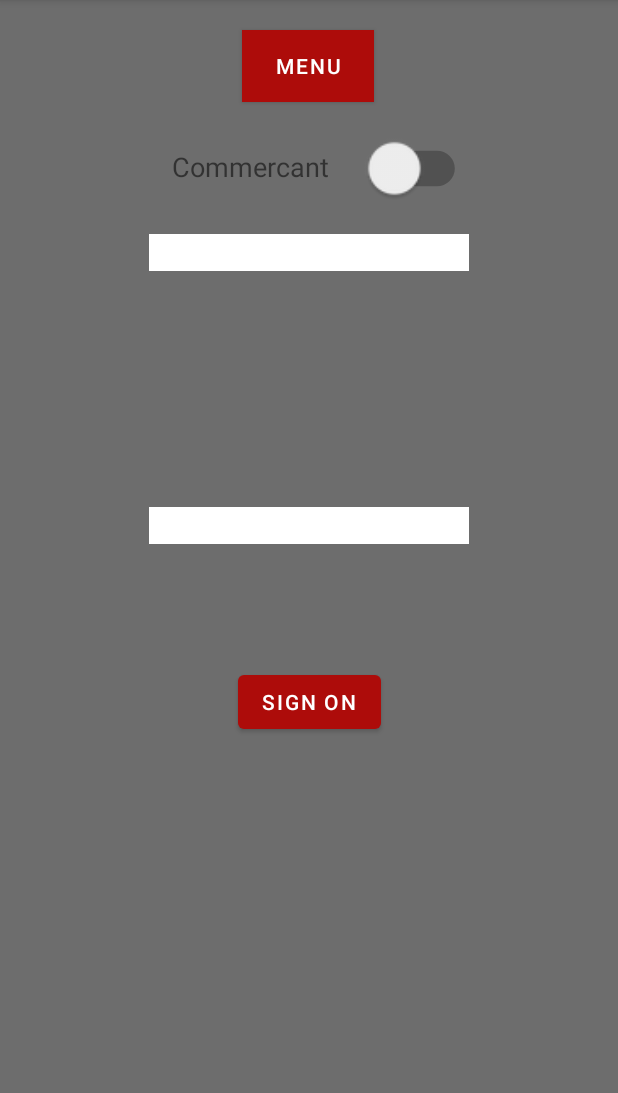
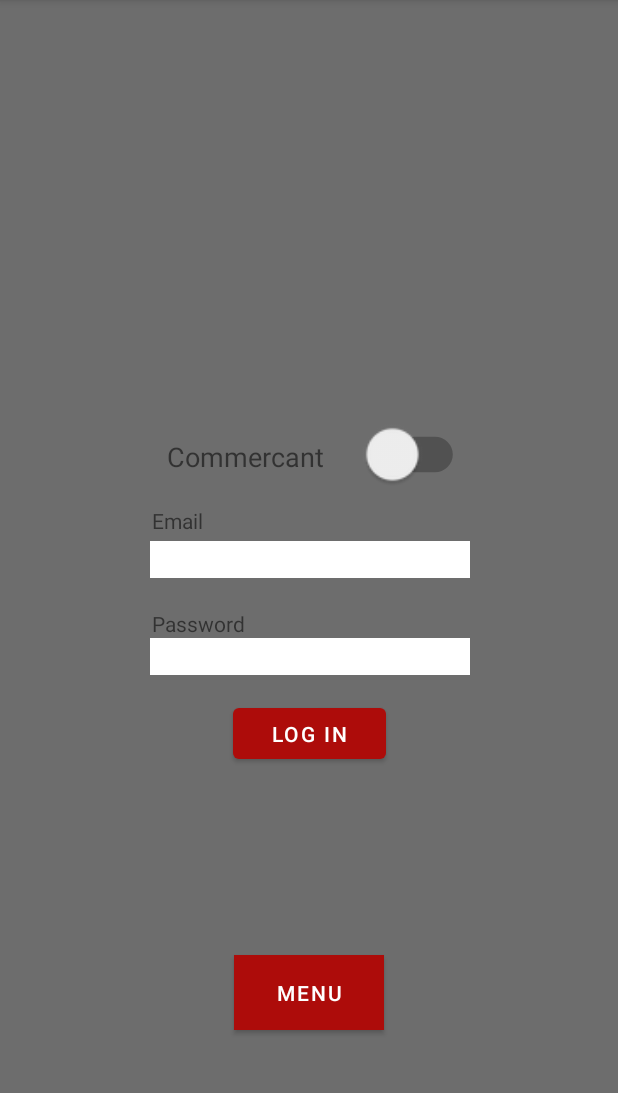
Before and after one commit to Sccor/Drop-Ton-Casque, an Android app: the LoginActivity screen opened directly, with no data from a screen before it, on a phone screen of 412 x 824 dp, the part 84-1177 px from its top. Run offline under Robolectric (Android 15) with nearby library versions, the phone set to English and light mode, and no system bars.

Commit message:
Login toasts and back button

```diff
--- a/app/src/main/AndroidManifest.xml
+++ b/app/src/main/AndroidManifest.xml
@@ -1,7 +1,6 @@
 <?xml version="1.0" encoding="utf-8"?>
 <manifest xmlns:android="http://schemas.android.com/apk/res/android"
     package="com.example.droptoncasque">
-
     <!--
          The ACCESS_COARSE/FINE_LOCATION permissions are not required to use
          Google Maps Android API v2, but you must specify either coarse or fine
@@ -16,7 +15,6 @@
         android:roundIcon="@mipmap/ic_launcher_round"
         android:supportsRtl="true"
         android:theme="@style/Theme.DropTonCasque">
-
         <!--
              The API key for Google Maps-based APIs is defined as a string resource.
              (See the file "res/values/google_maps_api.xml").
@@ -27,11 +25,11 @@
         -->
         <meta-data
             android:name="com.google.android.geo.API_KEY"
-            android:value="@string/google_maps_key" />
+            android:value="AIzaSyDM-gcRjRYpnm5_BPACRl9Lj50Rlvwlgk8" />
 
         <activity
             android:name=".MapsActivity"
-            android:label="@string/title_activity_maps"></activity>
+            android:label="@string/title_activity_maps" />
         <activity android:name=".LoginActivity" />
         <activity android:name=".MainActivity">
             <intent-filter>
--- a/app/src/main/java/com/example/droptoncasque/LoginActivity.java
+++ b/app/src/main/java/com/example/droptoncasque/LoginActivity.java
@@ -1,25 +1,36 @@
 package com.example.droptoncasque;
 
+import androidx.activity.OnBackPressedCallback;
 import androidx.appcompat.app.AppCompatActivity;
+
 
 import android.annotation.SuppressLint;
 import android.content.Intent;
 import android.os.Bundle;
+import android.view.Gravity;
 import android.widget.Button;
 import android.view.View;
 import android.widget.CompoundButton;
+import android.widget.EditText;
 import android.widget.Switch;
 import android.widget.TextView;
+import android.view.View;
+import android.widget.Toast;
 import android.widget.ToggleButton;
+
+
 
 public class LoginActivity extends AppCompatActivity {
 
     @Override
     protected void onCreate(Bundle savedInstanceState) {
+
         super.onCreate(savedInstanceState);
         setContentView(R.layout.activity_login2);
         TextView textSwitch = (TextView) findViewById(R.id.textSwitch);
         Switch switch1 = (Switch) findViewById(R.id.switch1);
+        EditText mailInput = (EditText) findViewById(R.id.editTextTextEmailAddress);
+        EditText pwInput = (EditText) findViewById(R.id.editTextTextPassword);
         switch1.setOnCheckedChangeListener(new CompoundButton.OnCheckedChangeListener() {
             @SuppressLint("SetTextI18n")
             public void onCheckedChanged(CompoundButton buttonView, boolean isChecked) {
@@ -32,13 +43,39 @@ public class LoginActivity extends AppCompatActivity {
                 }
             }
         });
+
         Button menu = (Button) findViewById(R.id.button_menu);
         menu.setOnClickListener(new View.OnClickListener(){
             @Override
             public void onClick(View view){
-                Intent mainActivity = new Intent(getApplicationContext(), MainActivity.class);
-                startActivity(mainActivity);
                 finish();
+            }
+        });
+
+
+
+
+        Button log = (Button) findViewById(R.id.button);
+
+        log.setOnClickListener(new View.OnClickListener(){
+            @Override
+            public void onClick(View view){
+
+                if (mailInput.getText().toString().equals("admin") && pwInput.getText().toString().equals("admin")){
+                    Toast valid = Toast.makeText(getApplicationContext(),"Redirecting...",Toast.LENGTH_SHORT);
+                    valid.setGravity(Gravity.CENTER_VERTICAL|Gravity.CENTER_HORIZONTAL, 0, 350);
+                    valid.show();
+                    boolean check = (boolean) (switch1.isChecked());
+                    if (check){
+                        System.out.println("To user page");
+                    }else{
+                        System.out.println("To vendor page");
+                    }
+                }else{
+                    Toast wrong = Toast.makeText(getApplicationContext(), "Wrong Credentials",Toast.LENGTH_SHORT);
+                    wrong.setGravity(Gravity.CENTER_VERTICAL|Gravity.CENTER_HORIZONTAL, 0, 350);
+                    wrong.show();
+                }
             }
         });
 
--- a/app/src/main/java/com/example/droptoncasque/MainActivity.java
+++ b/app/src/main/java/com/example/droptoncasque/MainActivity.java
@@ -28,7 +28,6 @@ public class MainActivity extends AppCompatActivity {
             public void onClick(View view){
                 Intent loginActivity = new Intent(getApplicationContext(), LoginActivity.class);
                 startActivity(loginActivity);
-                finish();
             }
         });
         map.setOnClickListener(new View.OnClickListener(){
@@ -36,7 +35,6 @@ public class MainActivity extends AppCompatActivity {
             public void onClick(View view){
                 Intent mapActivity = new Intent(getApplicationContext(), MapsActivity.class);
                 startActivity(mapActivity);
-                finish();
             }
         });
     }
--- a/app/src/main/java/com/example/droptoncasque/MapsActivity.java
+++ b/app/src/main/java/com/example/droptoncasque/MapsActivity.java
@@ -32,8 +32,6 @@ public class MapsActivity extends FragmentActivity implements OnMapReadyCallback
         menu.setOnClickListener(new View.OnClickListener(){
             @Override
             public void onClick(View view){
-                Intent mainActivity = new Intent(getApplicationContext(), MainActivity.class);
-                startActivity(mainActivity);
                 finish();
             }
         });
@@ -57,7 +55,7 @@ public class MapsActivity extends FragmentActivity implements OnMapReadyCallback
         mMap.getUiSettings().setCompassEnabled(true);
         mMap.setMapType(GoogleMap.MAP_TYPE_NORMAL);
         LatLng efrei = new LatLng(48.788759834312756, 2.363766951205992);
-        mMap.addMarker(new MarkerOptions().position(efrei).title("Marker in Efrei Paris"));
+        mMap.addMarker(new MarkerOptions().position(efrei).title("Marker on Efrei Paris"));
         mMap.moveCamera(CameraUpdateFactory.newLatLng(efrei));
         float zoomLevel = 16.0f;
         mMap.moveCamera(CameraUpdateFactory.newLatLngZoom(efrei, zoomLevel));
--- a/app/src/main/res/layout/activity_login2.xml
+++ b/app/src/main/res/layout/activity_login2.xml
@@ -9,79 +9,98 @@
 
     <Button
         android:id="@+id/button_menu"
-        android:layout_width="wrap_content"
-        android:layout_height="wrap_content"
+        android:layout_width="100dp"
+        android:layout_height="50dp"
         android:background="@color/red_bdx"
         android:text="@string/menu"
         app:layout_constraintBottom_toBottomOf="parent"
         app:layout_constraintEnd_toEndOf="parent"
-        app:layout_constraintHorizontal_bias="0.498"
+        app:layout_constraintHorizontal_bias="0.501"
         app:layout_constraintStart_toStartOf="parent"
         app:layout_constraintTop_toTopOf="parent"
-        app:layout_constraintVertical_bias="0.028" />
+        app:layout_constraintVertical_bias="0.887" />
+
+    <TextView
+        android:id="@+id/textSwitch"
+        android:layout_width="wrap_content"
+        android:layout_height="wrap_content"
+        android:layout_marginBottom="44dp"
+        android:text="@string/com"
+        android:textSize="18sp"
+        app:layout_constraintBottom_toTopOf="@+id/editTextTextEmailAddress"
+        app:layout_constraintEnd_toStartOf="@+id/switch1"
+        app:layout_constraintHorizontal_bias="0.779"
+        app:layout_constraintStart_toStartOf="parent" />
+
+    <TextView
+        android:layout_width="wrap_content"
+        android:layout_height="wrap_content"
+        android:layout_marginBottom="4dp"
+        android:text="Email"
+        app:layout_constraintBottom_toTopOf="@+id/editTextTextEmailAddress"
+        app:layout_constraintEnd_toEndOf="parent"
+        app:layout_constraintHorizontal_bias="0.268"
+        app:layout_constraintStart_toStartOf="parent" />
+
+    <TextView
+        android:layout_width="wrap_content"
+        android:layout_height="wrap_content"
+        android:text="Password"
+        app:layout_constraintBottom_toTopOf="@+id/editTextTextPassword"
+        app:layout_constraintEnd_toEndOf="parent"
+        app:layout_constraintHorizontal_bias="0.289"
+        app:layout_constraintStart_toStartOf="parent" />
 
     <EditText
         android:id="@+id/editTextTextPassword"
         android:layout_width="wrap_content"
         android:layout_height="wrap_content"
+        android:layout_marginBottom="16dp"
+        android:background="@color/white"
         android:ems="10"
         android:inputType="textPassword"
-        android:background="@color/white"
         app:layout_constraintBottom_toTopOf="@+id/button"
         app:layout_constraintEnd_toEndOf="parent"
-        app:layout_constraintStart_toStartOf="parent"
-        app:layout_constraintTop_toBottomOf="@+id/editTextTextEmailAddress"
-        app:layout_constraintVertical_bias="0.66" />
+        app:layout_constraintHorizontal_bias="0.502"
+        app:layout_constraintStart_toStartOf="parent" />
+
+    <Button
+        android:id="@+id/button"
+        android:layout_width="102dp"
+        android:layout_height="46dp"
+        android:layout_marginBottom="256dp"
+        android:text="@string/login"
+        app:layout_constraintBottom_toBottomOf="parent"
+        app:layout_constraintEnd_toEndOf="parent"
+        app:layout_constraintHorizontal_bias="0.501"
+        app:layout_constraintStart_toStartOf="parent" />
 
     <EditText
         android:id="@+id/editTextTextEmailAddress"
         android:layout_width="wrap_content"
         android:layout_height="wrap_content"
-        android:layout_marginTop="88dp"
+        android:layout_marginBottom="40dp"
         android:background="@color/white"
         android:ems="10"
         android:inputType="textEmailAddress"
+        app:layout_constraintBottom_toTopOf="@+id/editTextTextPassword"
         app:layout_constraintEnd_toEndOf="parent"
-        app:layout_constraintStart_toStartOf="parent"
-        app:layout_constraintTop_toBottomOf="@+id/button_menu" />
-
-    <Button
-        android:id="@+id/button"
-        android:layout_width="wrap_content"
-        android:layout_height="wrap_content"
-        android:layout_marginBottom="276dp"
-        android:text="@string/login"
-        app:layout_constraintBottom_toBottomOf="parent"
-        app:layout_constraintEnd_toEndOf="parent"
+        app:layout_constraintHorizontal_bias="0.502"
         app:layout_constraintStart_toStartOf="parent" />
 
     <Switch
         android:id="@+id/switch1"
         android:layout_width="53dp"
         android:layout_height="43dp"
+        android:layout_marginBottom="36dp"
         android:checked="false"
-        android:textSize="20sp"
         android:scaleX="1.7"
         android:scaleY="1.7"
+        android:textSize="20sp"
         app:layout_constraintBottom_toTopOf="@+id/editTextTextEmailAddress"
         app:layout_constraintEnd_toEndOf="parent"
-        app:layout_constraintHorizontal_bias="0.695"
-        app:layout_constraintStart_toStartOf="parent"
-        app:layout_constraintTop_toBottomOf="@+id/button_menu"
-        app:layout_constraintVertical_bias="0.511" />
-
-    <TextView
-        android:id="@+id/textSwitch"
-        android:layout_width="wrap_content"
-        android:layout_height="wrap_content"
-        android:text="@string/com"
-        android:textSize="18sp"
-        app:layout_constraintBottom_toTopOf="@+id/editTextTextEmailAddress"
-        app:layout_constraintEnd_toStartOf="@+id/switch1"
-        app:layout_constraintHorizontal_bias="0.793"
-        app:layout_constraintStart_toStartOf="parent"
-        app:layout_constraintTop_toBottomOf="@+id/button_menu"
-        app:layout_constraintVertical_bias="0.484" />
+        app:layout_constraintHorizontal_bias="0.692"
+        app:layout_constraintStart_toStartOf="parent" />
 
 
 </androidx.constraintlayout.widget.ConstraintLayout>
--- a/app/src/main/res/layout/activity_maps.xml
+++ b/app/src/main/res/layout/activity_maps.xml
@@ -28,8 +28,8 @@
 
         <Button
             android:id="@+id/map_button_menu"
-            android:layout_width="match_parent"
-            android:layout_height="match_parent"
+            android:layout_width="100dp"
+            android:layout_height="50dp"
             android:background="@color/red_bdx"
             android:text="@string/menu" />
     </LinearLayout>
--- a/app/src/main/res/values/strings.xml
+++ b/app/src/main/res/values/strings.xml
@@ -8,6 +8,6 @@
     <string name="logo_description">Casque laché</string>
     <string name="menu">Menu</string>
     <string name="title_activity_maps">Map</string>
-    <string name="login">Sign On</string>
+    <string name="login">Log in</string>
 
 </resources>
--- a/build.gradle
+++ b/build.gradle
@@ -5,7 +5,7 @@ buildscript {
         jcenter()
     }
     dependencies {
-        classpath "com.android.tools.build:gradle:4.1.0"
+        classpath 'com.android.tools.build:gradle:4.1.1'
 
         // NOTE: Do not place your application dependencies here; they belong
         // in the individual module build.gradle files
```
